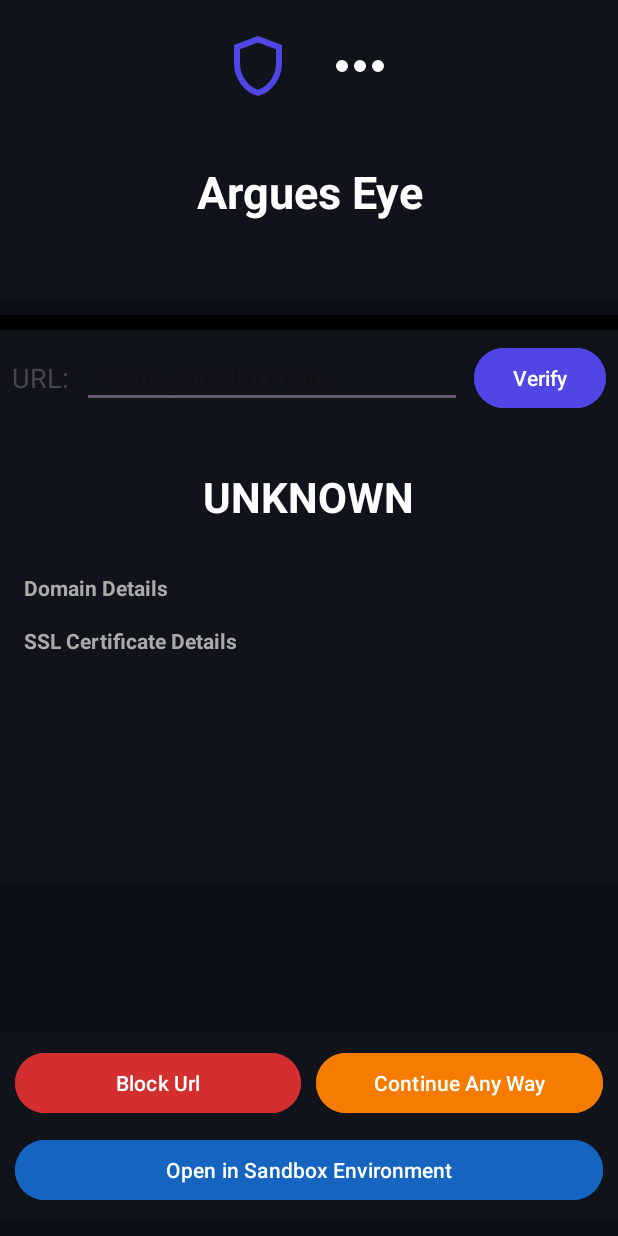
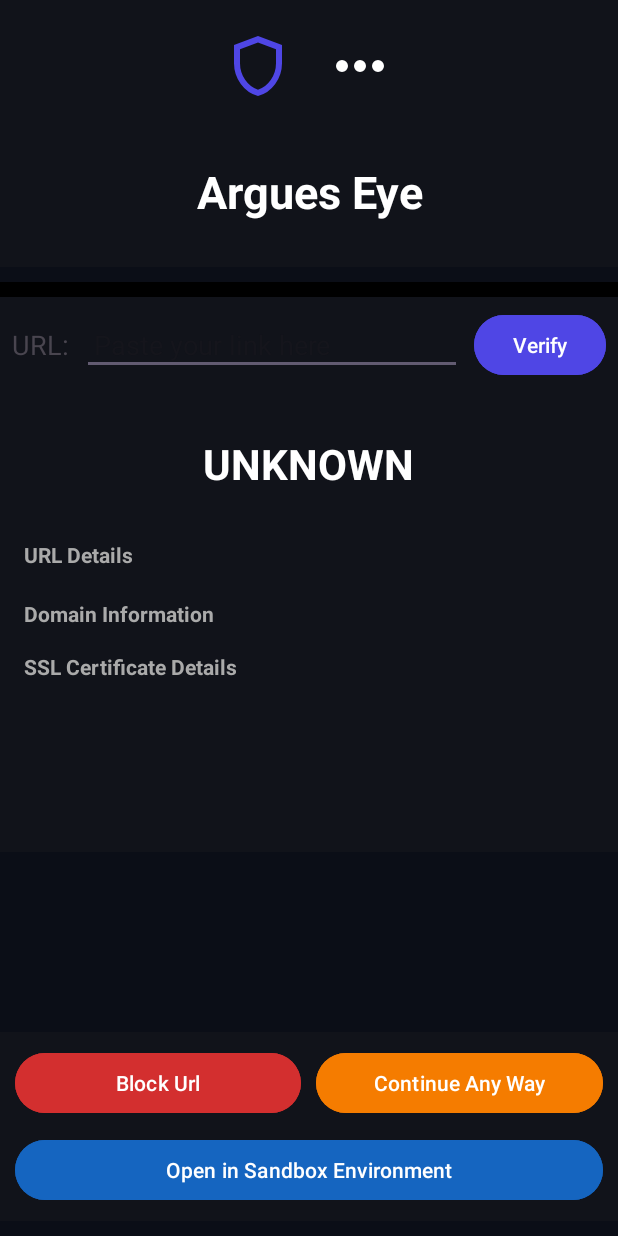
Before and after one commit to LakshanWC/ArguesEye, an Android app: the MainActivity screen opened directly, with no data from a screen before it, on a phone screen of 412 x 824 dp. Run offline under Robolectric (Android 15) with nearby library versions, the phone set to English and light mode, and no system bars.

Commit message:
improved ui
make the list a bit nicer

```diff
--- a/app/src/main/java/com/wclw/argueseye/MainActivity.java
+++ b/app/src/main/java/com/wclw/argueseye/MainActivity.java
@@ -7,12 +7,15 @@ import android.net.Uri;
 import android.os.Bundle;
 import android.text.TextUtils;
 import android.view.View;
+import android.widget.Button;
 import android.widget.EditText;
 import android.widget.LinearLayout;
 import android.widget.TextView;
 import android.widget.Toast;
 
+import androidx.activity.EdgeToEdge;
 import androidx.appcompat.app.AppCompatActivity;
+import androidx.core.content.ContextCompat;
 import androidx.drawerlayout.widget.DrawerLayout;
 
 import com.google.common.base.MoreObjects;
@@ -29,18 +32,22 @@ import retrofit2.Response;
 
 public class MainActivity extends AppCompatActivity {
 
-
-    private DrawerLayout drawer;
     private UrlParser urlParser;
     private EditText editText_url;
 
-    private LinearLayout domainDetails;
+    //containers
+    private LinearLayout urlDetailsLayout;
+    private LinearLayout domainInfoLayout;
     private LinearLayout sslCertLayout;
 
-    private TextView domainDetailsTV;
+    //container titles
+    private TextView urlDetailsTV;
+    private TextView domainInfoTV;
     private TextView sslCertificateStatusTV;
 
-    private boolean isDomainDetailsVisible = false;
+
+    private boolean isUrlDetailsVisible = false;
+    private boolean isDomainInfoVisible = false;
     private boolean isSSLDetailsVisible = false;
 
     // Cache these views once (used a lot)
@@ -50,16 +57,19 @@ public class MainActivity extends AppCompatActivity {
     protected void onCreate(Bundle savedInstanceState) {
         super.onCreate(savedInstanceState);
         setContentView(R.layout.activity_main);
+        EdgeToEdge.enable(this);
 
         urlParser = new UrlParser();
 
-        drawer = findViewById(R.id.drawer_layout);
         editText_url = findViewById(R.id.editTxt_url);
-        domainDetails = findViewById(R.id.domain_details_container);
+        urlDetailsLayout = findViewById(R.id.domain_details_container);
+        domainInfoLayout = findViewById(R.id.domain_info_container);
         sslCertLayout = findViewById(R.id.ssl_cert_container);
 
-        domainDetailsTV = findViewById(R.id.tv_domain_details_status);
+        urlDetailsTV = findViewById(R.id.tv_url_details_status);
+        domainInfoTV = findViewById(R.id.tv_domain_info_status);
         sslCertificateStatusTV = findViewById(R.id.tv_ssl_certificate_status);
+
 
         tv_domain = findViewById(R.id.tv_domain);
         tv_subdomain = findViewById(R.id.tv_subdomain);
@@ -79,10 +89,16 @@ public class MainActivity extends AppCompatActivity {
     }
 
     private void setupExpandableSections() {
-        domainDetailsTV.setOnClickListener(v -> {
-            isDomainDetailsVisible = !isDomainDetailsVisible;
-            domainDetails.setVisibility(isDomainDetailsVisible ? View.VISIBLE : View.GONE);
-            updateArrow(domainDetailsTV);
+        urlDetailsTV.setOnClickListener(v -> {
+            isUrlDetailsVisible = !isUrlDetailsVisible;
+            urlDetailsLayout.setVisibility(isUrlDetailsVisible ? View.VISIBLE : View.GONE);
+            updateArrow(urlDetailsTV);
+        });
+
+        domainInfoTV.setOnClickListener(v->{
+            isDomainInfoVisible = !isDomainInfoVisible;
+            domainInfoLayout.setVisibility(isDomainInfoVisible? View.VISIBLE : View.GONE);
+            updateArrow(domainInfoTV);
         });
 
         sslCertificateStatusTV.setOnClickListener(v -> {
@@ -92,8 +108,10 @@ public class MainActivity extends AppCompatActivity {
         });
 
         // Start collapsed
-        domainDetails.setVisibility(View.GONE);
+        urlDetailsLayout.setVisibility(View.GONE);
+        domainInfoLayout.setVisibility(View.GONE);
         sslCertLayout.setVisibility(View.GONE);
+
     }
 
     private void updateArrow(TextView textView) {
@@ -106,8 +124,13 @@ public class MainActivity extends AppCompatActivity {
     }
 
     private void verifyUrl() {
+        Button btnVerifiy = findViewById(R.id.btn_verify);
+        btnVerifiy.setClickable(false);
+
         BloomFilterHelper.initialize(this);
         String url = editText_url.getText().toString().trim();
+
+
         if (TextUtils.isEmpty(url)) {
             Toast.makeText(this, "Please enter a URL", Toast.LENGTH_SHORT).show();
             return;
@@ -143,14 +166,13 @@ public class MainActivity extends AppCompatActivity {
             tv_scheme.setText(parts.scheme);
 
             // Reset expandable sections every time
-            domainDetailsTV.setText("Domain Details ▼");
-            isDomainDetailsVisible = false;
-            domainDetails.setVisibility(View.GONE);
-
+            urlDetailsTV.setText("URL Details ▼");
+            isUrlDetailsVisible = false;
+            urlDetailsLayout.setVisibility(View.GONE);
 
             loadRdapData(url);
-
-
+            domainInfoTV.setText("Domain Information ▼");
+            domainInfoLayout.setVisibility(View.GONE);
 
             if (parts.scheme.equalsIgnoreCase("https")) {
                 tv_cert_Stat.setVisibility(View.GONE);
@@ -168,6 +190,8 @@ public class MainActivity extends AppCompatActivity {
             tv_cert_Stat.setText("Invalid URL");
             tv_cert_Stat.setVisibility(View.VISIBLE);
         }
+
+        btnVerifiy.setClickable(true);
     }
 
     private void showCertificateDetails(String url) {
@@ -229,7 +253,7 @@ public class MainActivity extends AppCompatActivity {
         UrlParser.Parts urlParts = urlParser.parseUrl(url);
         String domain = urlParts.domain + "." + urlParts.tld;
 
-        UrlInspectorHelper.getInstance().fetchWhois(domain, new Callback<RdapRespose>() {
+        UrlInspectorHelper.getInstance().fetchWhois(this,domain, new Callback<RdapRespose>() {
             @Override
             public void onResponse(Call<RdapRespose> call, Response<RdapRespose> response) {
                 TextView tv_registor = findViewById(R.id.tv_registration_date);
--- a/app/src/main/java/com/wclw/argueseye/helpers/UrlInspectorHelper.java
+++ b/app/src/main/java/com/wclw/argueseye/helpers/UrlInspectorHelper.java
@@ -1,7 +1,9 @@
 package com.wclw.argueseye.helpers;
 
+import android.content.Context;
 import android.util.Log;
 import android.widget.Switch;
+import android.widget.Toast;
 
 import com.wclw.argueseye.dto.DomainTimeData;
 import com.wclw.argueseye.dto.RdapEvent;
@@ -25,6 +27,7 @@ import retrofit2.converter.gson.GsonConverterFactory;
 
 public class UrlInspectorHelper {
     private static final String RDAP_BASE_URL = "https://rdap.org/";
+    private long lastCallTime =0;
     private static final String TAG = "UrlInspectorHelper";
     private static UrlInspectorHelper instance;
     private Retrofit rdapRetrofit;
@@ -128,8 +131,18 @@ public class UrlInspectorHelper {
         }
     }
 
-    public void fetchWhois(String domain, retrofit2.Callback<RdapRespose> callback) {
+    public void fetchWhois(Context context, String domain, retrofit2.Callback<RdapRespose> callback) {
         Log.d(TAG, "Fetching RDAP data for domain: " + domain);
+        long nowTime = System.currentTimeMillis();
+
+        //stop flooding with request
+        if(nowTime-lastCallTime<2000){
+            Toast.makeText(context, "You are sending requests too quickly. Please wait a moment.", Toast.LENGTH_SHORT).show();
+            return;
+        }
+
+        //update time
+        lastCallTime = nowTime;
 
             String tld = domain.substring(domain.lastIndexOf('.') + 1).toLowerCase();
             Log.d(TAG, "Extracted TLD: " + tld);
--- a/app/src/main/res/drawable/nav_button_box.xml
+++ b/app/src/main/res/drawable/nav_button_box.xml
@@ -3,7 +3,7 @@
     <item>
         <shape android:shape="rectangle">
 
-            <corners android:radius="100dp" />
+            <corners android:radius="10dp" />
             <solid android:color="@color/bg_card"/>
             <stroke
                 android:width="4dp"
--- a/app/src/main/res/layout/activity_main.xml
+++ b/app/src/main/res/layout/activity_main.xml
@@ -1,25 +1,21 @@
 <?xml version="1.0" encoding="utf-8"?>
-<androidx.drawerlayout.widget.DrawerLayout xmlns:android="http://schemas.android.com/apk/res/android"
+<androidx.constraintlayout.widget.ConstraintLayout
+    xmlns:android="http://schemas.android.com/apk/res/android"
     xmlns:app="http://schemas.android.com/apk/res-auto"
     xmlns:tools="http://schemas.android.com/tools"
-    android:id="@+id/drawer_layout"
-    android:layout_width="match_parent"
-    android:layout_height="match_parent"
-    android:fitsSystemWindows="true">
-
-<androidx.constraintlayout.widget.ConstraintLayout
     android:id="@+id/main"
     android:layout_width="match_parent"
     android:layout_height="match_parent"
     tools:context=".MainActivity"
-    android:fitsSystemWindows="true"
-    android:background="@color/bg_primary">
+    android:background="@color/bg_primary"
+    android:fitsSystemWindows="true">
 
     <!-- Header with logo and title -->
     <LinearLayout
+        app:layout_constraintTop_toTopOf="parent"
         android:id="@+id/header"
         android:layout_width="match_parent"
-        android:layout_height="200dp"
+        android:layout_height="wrap_content"
         android:background="@color/bg_card"
         android:orientation="vertical">
 
@@ -38,7 +34,7 @@
                 android:layout_height="48dp"
                 android:layout_margin="10dp"
                 android:src="@drawable/shield_24px"
-                android:tint="@color/nice_blue"
+                app:tint= "@color/nice_blue"
                 android:background="?attr/selectableItemBackgroundBorderless"
                 android:scaleType="fitCenter" />
 
@@ -49,7 +45,7 @@
                 android:layout_margin="10dp"
                 android:src="@drawable/more_horiz_24px"
                 android:onClick="goToMenu"
-                android:tint="@color/white"
+                app:tint ="@color/white"
                 android:background="?attr/selectableItemBackgroundBorderless"
                 android:scaleType="fitCenter" />
         </LinearLayout>
@@ -147,14 +143,15 @@
                         android:layout_width="match_parent"
                         android:layout_height="wrap_content"
                         android:visibility="gone"/>
+
                 </LinearLayout>
 
 
                 <TextView
-                    android:id="@+id/tv_domain_details_status"
+                    android:id="@+id/tv_url_details_status"
                     android:layout_width="match_parent"
                     android:layout_height="wrap_content"
-                    android:text="Domain Details"
+                    android:text="URL Details"
                     android:textStyle="bold"
                     android:layout_marginTop="20dp"
                     android:textColor="@color/text_secondary"/>
@@ -164,7 +161,12 @@
                     android:id="@+id/domain_details_container"
                     android:layout_width="match_parent"
                     android:layout_height="wrap_content"
-                    android:orientation="vertical">
+                    android:orientation="vertical"
+                    android:background="@drawable/nav_button_box"
+                    android:padding="16dp"
+                    android:layout_margin="12dp"
+                    android:elevation="4dp"
+                    android:gravity="center_horizontal">
 
                 <!-- Domain info -->
                 <TextView
@@ -252,11 +254,36 @@
                     android:textColor="@color/text_primary"
                     android:paddingBottom="12dp"/>
 
+                </LinearLayout>
+
+<!--    Domain information    -->
+
+                <TextView
+                    android:id="@+id/tv_domain_info_status"
+                    android:layout_width="match_parent"
+                    android:layout_height="wrap_content"
+                    android:text="Domain Information"
+                    android:textColor="@color/text_secondary"
+                    android:textStyle="bold"
+                    android:layout_marginTop="20dp"/>
+
+                <LinearLayout
+                    android:id="@+id/domain_info_container"
+                    android:layout_width="match_parent"
+                    android:layout_height="wrap_content"
+                    android:orientation="vertical"
+                    android:background="@drawable/nav_button_box"
+                    android:padding="16dp"
+                    android:layout_margin="12dp"
+                    android:elevation="4dp"
+                    android:gravity="center_horizontal">
+
                     <TextView
                         android:layout_width="match_parent"
                         android:layout_height="wrap_content"
                         android:text="Date of Registration"
                         android:textStyle="bold"
+                        android:layout_marginTop="15dp"
                         android:textColor="@color/text_secondary"/>
                     <TextView
                         android:id="@+id/tv_registration_date"
@@ -289,8 +316,7 @@
                         android:layout_height="wrap_content"
                         android:paddingBottom="12dp"/>
 
-
-<!--    domain age section    -->
+                    <!--    domain age section    -->
                     <TextView
                         android:layout_width="match_parent"
                         android:layout_height="wrap_content"
@@ -328,6 +354,18 @@
                         android:paddingBottom="12dp"/>
 
                 </LinearLayout>
+
+<!--    Server Information    -->
+                <TextView
+                    android:visibility="gone"
+                    android:layout_width="match_parent"
+                    android:layout_height="wrap_content"
+                    android:text="Server Information"
+                    android:layout_marginTop="15dp"
+                    android:textStyle="bold"
+                    android:textColor="@color/text_secondary"/>
+
+
 
                 <!-- SSL Certificate Info -->
                 <TextView
@@ -503,6 +541,7 @@
                     android:text="new details for now"
                     android:visibility="gone"/>
                 <LinearLayout
+                    android:orientation="vertical"
                     android:id="@+id/layout_whois_details"
                     android:layout_width="match_parent"
                     android:layout_height="wrap_content">
@@ -562,4 +601,3 @@
     </LinearLayout>
 
 </androidx.constraintlayout.widget.ConstraintLayout>
-</androidx.drawerlayout.widget.DrawerLayout>
```
Lines whose indentation alone changed are shown as unchanged.
